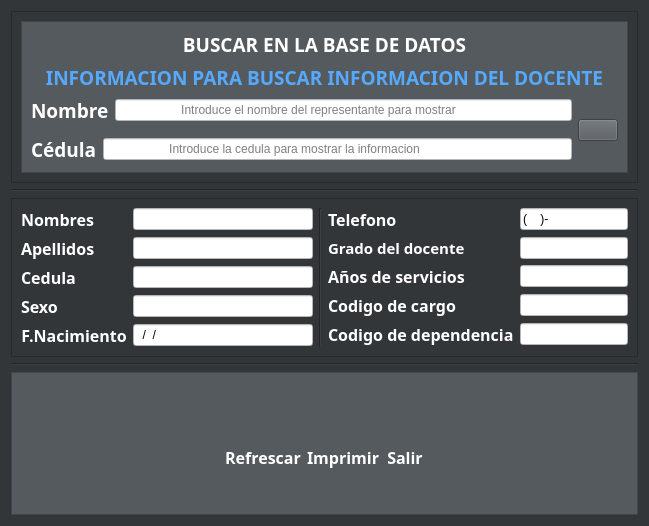
Old version of the form iu_files/main_profesores.ui in the repository Gabo-hub/SUNBAGB.
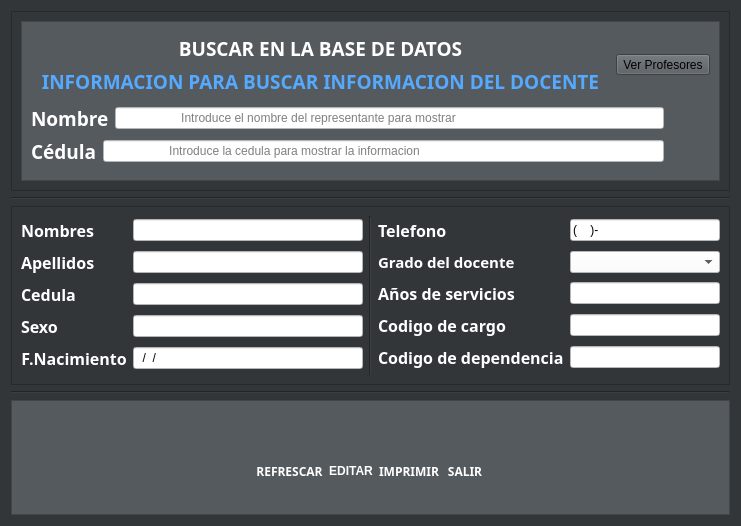
New version of the form. Icons and pictures are not drawn.

Patch:
```diff
--- a/iu_files/main_profesores.ui
+++ b/iu_files/main_profesores.ui
@@ -9,7 +9,7 @@
    <rect>
     <x>0</x>
     <y>0</y>
-    <width>649</width>
+    <width>741</width>
     <height>526</height>
    </rect>
   </property>
@@ -30,6 +30,18 @@
     <layout class="QGridLayout" name="CentralWidget">
      <item row="4" column="0">
       <widget class="QFrame" name="FootFrame">
+       <property name="sizePolicy">
+        <sizepolicy hsizetype="Preferred" vsizetype="Preferred">
+         <horstretch>0</horstretch>
+         <verstretch>0</verstretch>
+        </sizepolicy>
+       </property>
+       <property name="maximumSize">
+        <size>
+         <width>16777215</width>
+         <height>115</height>
+        </size>
+       </property>
        <property name="styleSheet">
         <string notr="true">background-color: rgb(85, 90, 95);</string>
        </property>
@@ -55,6 +67,122 @@
         </item>
         <item>
          <layout class="QGridLayout" name="gridLayout_7">
+          <item row="1" column="3">
+           <widget class="QLabel" name="textsalir">
+            <property name="font">
+             <font>
+              <family>Poppins</family>
+              <bold>true</bold>
+             </font>
+            </property>
+            <property name="cursor">
+             <cursorShape>IBeamCursor</cursorShape>
+            </property>
+            <property name="styleSheet">
+             <string notr="true">color: rgb(255, 255, 255);</string>
+            </property>
+            <property name="text">
+             <string>&lt;html&gt;&lt;head/&gt;&lt;body&gt;&lt;p align=&quot;center&quot;&gt;&lt;span style=&quot; font-weight:600;&quot;&gt;SALIR&lt;/span&gt;&lt;/p&gt;&lt;/body&gt;&lt;/html&gt;</string>
+            </property>
+            <property name="buddy">
+             <cstring>bttn_Erefrescar</cstring>
+            </property>
+           </widget>
+          </item>
+          <item row="0" column="3">
+           <widget class="QPushButton" name="bttn_salir">
+            <property name="cursor">
+             <cursorShape>PointingHandCursor</cursorShape>
+            </property>
+            <property name="styleSheet">
+             <string notr="true">QPushButton:hover
+{
+	border-style: solid;
+	background-color: #757a80;
+
+}
+
+QPushButton:pressed
+{
+	 	background-color:#333639;
+}</string>
+            </property>
+            <property name="text">
+             <string/>
+            </property>
+            <property name="icon">
+             <iconset resource="../assets/icons/resource.qrc">
+              <normaloff>:/Botones salida/salir_icon.png</normaloff>:/Botones salida/salir_icon.png</iconset>
+            </property>
+            <property name="iconSize">
+             <size>
+              <width>50</width>
+              <height>50</height>
+             </size>
+            </property>
+            <property name="flat">
+             <bool>true</bool>
+            </property>
+           </widget>
+          </item>
+          <item row="0" column="2">
+           <widget class="QPushButton" name="bttn_imprimir">
+            <property name="cursor">
+             <cursorShape>PointingHandCursor</cursorShape>
+            </property>
+            <property name="styleSheet">
+             <string notr="true">QPushButton:hover
+{
+	border-style: solid;
+	background-color: #757a80;
+
+}
+
+QPushButton:pressed
+{
+	 	background-color:#333639;
+}</string>
+            </property>
+            <property name="text">
+             <string/>
+            </property>
+            <property name="icon">
+             <iconset resource="../assets/icons/resource.qrc">
+              <normaloff>:/Botones salida/imprimir.png</normaloff>:/Botones salida/imprimir.png</iconset>
+            </property>
+            <property name="iconSize">
+             <size>
+              <width>50</width>
+              <height>50</height>
+             </size>
+            </property>
+            <property name="flat">
+             <bool>true</bool>
+            </property>
+           </widget>
+          </item>
+          <item row="1" column="2">
+           <widget class="QLabel" name="textimprimir">
+            <property name="font">
+             <font>
+              <family>Poppins</family>
+              <bold>true</bold>
+             </font>
+            </property>
+            <property name="cursor">
+             <cursorShape>IBeamCursor</cursorShape>
+            </property>
+            <property name="styleSheet">
+             <string notr="true">color: rgb(255, 255, 255);</string>
+            </property>
+            <property name="text">
+             <string>&lt;html&gt;&lt;head/&gt;&lt;body&gt;&lt;p align=&quot;center&quot;&gt;&lt;span style=&quot; font-weight:600;&quot;&gt;IMPRIMIR&lt;/span&gt;&lt;/p&gt;&lt;/body&gt;&lt;/html&gt;</string>
+            </property>
+            <property name="buddy">
+             <cstring>bttn_Erefrescar</cstring>
+            </property>
+           </widget>
+          </item>
           <item row="0" column="0">
            <widget class="QPushButton" name="bttn_refrescar">
             <property name="styleSheet">
@@ -88,31 +216,11 @@
             </property>
            </widget>
           </item>
-          <item row="1" column="1">
-           <widget class="QLabel" name="textimprimir">
-            <property name="font">
-             <font>
-              <family>Poppins</family>
-              <pointsize>12</pointsize>
-              <weight>75</weight>
-              <bold>true</bold>
-             </font>
-            </property>
-            <property name="styleSheet">
-             <string notr="true">color: rgb(255, 255, 255);</string>
-            </property>
-            <property name="text">
-             <string>&lt;html&gt;&lt;head/&gt;&lt;body&gt;&lt;p align=&quot;center&quot;&gt;Imprimir&lt;/p&gt;&lt;/body&gt;&lt;/html&gt;</string>
-            </property>
-           </widget>
-          </item>
           <item row="1" column="0">
            <widget class="QLabel" name="textrefrescar">
             <property name="font">
              <font>
               <family>Poppins</family>
-              <pointsize>12</pointsize>
-              <weight>75</weight>
               <bold>true</bold>
              </font>
             </property>
@@ -120,45 +228,18 @@
              <string notr="true">color: rgb(255, 255, 255);</string>
             </property>
             <property name="text">
-             <string>&lt;html&gt;&lt;head/&gt;&lt;body&gt;&lt;p align=&quot;center&quot;&gt;Refrescar&lt;/p&gt;&lt;/body&gt;&lt;/html&gt;</string>
+             <string>&lt;html&gt;&lt;head/&gt;&lt;body&gt;&lt;p align=&quot;center&quot;&gt;&lt;span style=&quot; font-weight:600;&quot;&gt;REFRESCAR&lt;/span&gt;&lt;/p&gt;&lt;/body&gt;&lt;/html&gt;</string>
+            </property>
+            <property name="buddy">
+             <cstring>bttn_Erefrescar</cstring>
             </property>
            </widget>
           </item>
           <item row="0" column="1">
-           <widget class="QPushButton" name="bttn_imprimir">
-            <property name="styleSheet">
-             <string notr="true">QPushButton:hover
-{
-	border-style: solid;
-	background-color: #757a80;
-}
-
-QPushButton:pressed
-{		
-		color: rgb(255, 255, 255);
-	 	background-color:#333639;
-}</string>
+           <widget class="QPushButton" name="bttn_editar">
+            <property name="cursor">
+             <cursorShape>PointingHandCursor</cursorShape>
             </property>
-            <property name="text">
-             <string/>
-            </property>
-            <property name="icon">
-             <iconset resource="../assets/icons/resource.qrc">
-              <normaloff>:/Botones salida/imprimir.png</normaloff>:/Botones salida/imprimir.png</iconset>
-            </property>
-            <property name="iconSize">
-             <size>
-              <width>50</width>
-              <height>50</height>
-             </size>
-            </property>
-            <property name="flat">
-             <bool>true</bool>
-            </property>
-           </widget>
-          </item>
-          <item row="0" column="2">
-           <widget class="QPushButton" name="bttn_salir">
             <property name="styleSheet">
              <string notr="true">QPushButton:hover
 {
@@ -172,9 +253,6 @@
 	 	background-color:#333639;
 }</string>
             </property>
-            <property name="text">
-             <string/>
-            </property>
             <property name="icon">
              <iconset resource="../assets/icons/resource.qrc">
               <normaloff>:/Botones salida/salir_icon.png</normaloff>:/Botones salida/salir_icon.png</iconset>
@@ -190,13 +268,10 @@
             </property>
            </widget>
           </item>
-          <item row="1" column="2">
-           <widget class="QLabel" name="textsalir">
+          <item row="1" column="1">
+           <widget class="QLabel" name="label">
             <property name="font">
              <font>
-              <family>Poppins</family>
-              <pointsize>12</pointsize>
-              <weight>75</weight>
               <bold>true</bold>
              </font>
             </property>
@@ -204,7 +279,7 @@
              <string notr="true">color: rgb(255, 255, 255);</string>
             </property>
             <property name="text">
-             <string>&lt;html&gt;&lt;head/&gt;&lt;body&gt;&lt;p align=&quot;center&quot;&gt;Salir&lt;/p&gt;&lt;/body&gt;&lt;/html&gt;</string>
+             <string>&lt;html&gt;&lt;head/&gt;&lt;body&gt;&lt;p align=&quot;center&quot;&gt;EDITAR&lt;/p&gt;&lt;/body&gt;&lt;/html&gt;</string>
             </property>
            </widget>
           </item>
@@ -255,76 +330,155 @@
             <property name="frameShadow">
              <enum>QFrame::Raised</enum>
             </property>
-            <layout class="QGridLayout" name="gridLayout_8">
-             <item row="5" column="0">
-              <layout class="QHBoxLayout" name="horizontalLayout_2">
+            <layout class="QVBoxLayout" name="verticalLayout_3">
+             <item>
+              <layout class="QHBoxLayout" name="horizontalLayout_5">
                <item>
-                <widget class="QLabel" name="lbel_cedulaSearch">
-                 <property name="font">
-                  <font>
-                   <family>Poppins</family>
-                   <pointsize>14</pointsize>
-                   <weight>75</weight>
-                   <bold>true</bold>
-                  </font>
+                <layout class="QVBoxLayout" name="verticalLayout_2">
+                 <item>
+                  <widget class="QLabel" name="ql_buscarText">
+                   <property name="font">
+                    <font>
+                     <family>Poppins</family>
+                     <pointsize>14</pointsize>
+                     <bold>true</bold>
+                    </font>
+                   </property>
+                   <property name="styleSheet">
+                    <string notr="true">color: rgb(255, 255, 255);</string>
+                   </property>
+                   <property name="text">
+                    <string>&lt;html&gt;&lt;head/&gt;&lt;body&gt;&lt;p align=&quot;center&quot;&gt;BUSCAR EN LA BASE DE DATOS&lt;/p&gt;&lt;/body&gt;&lt;/html&gt;</string>
+                   </property>
+                  </widget>
+                 </item>
+                 <item>
+                  <widget class="QLabel" name="ql_docenteText">
+                   <property name="font">
+                    <font>
+                     <family>Poppins</family>
+                     <pointsize>14</pointsize>
+                     <bold>true</bold>
+                    </font>
+                   </property>
+                   <property name="styleSheet">
+                    <string notr="true">color: rgb(85, 170, 255);</string>
+                   </property>
+                   <property name="text">
+                    <string>&lt;html&gt;&lt;head/&gt;&lt;body&gt;&lt;p align=&quot;center&quot;&gt;INFORMACION PARA BUSCAR INFORMACION DEL DOCENTE&lt;/p&gt;&lt;/body&gt;&lt;/html&gt;</string>
+                   </property>
+                  </widget>
+                 </item>
+                </layout>
+               </item>
+               <item>
+                <widget class="QToolButton" name="bttn_verprofesores">
+                 <property name="cursor">
+                  <cursorShape>PointingHandCursor</cursorShape>
                  </property>
                  <property name="styleSheet">
-                  <string notr="true">color: rgb(255, 255, 255);</string>
+                  <string notr="true">QPushButton:hover
+{
+	border-style: solid;
+	background-color: #757a80;
+
+}
+
+QPushButton:pressed
+{
+	 	background-color:#333639;
+}</string>
                  </property>
                  <property name="text">
-                  <string>Cédula</string>
+                  <string>Ver Profesores</string>
                  </property>
-                </widget>
-               </item>
-               <item>
-                <widget class="QLineEdit" name="qlinee_cedulaSearch">
-                 <property name="styleSheet">
-                  <string notr="true">
-background-color: rgb(255, 255, 255);</string>
+                 <property name="autoRaise">
+                  <bool>false</bool>
                  </property>
-                 <property name="placeholderText">
-                  <string>                   Introduce la cedula para mostrar la informacion</string>
+                 <property name="arrowType">
+                  <enum>Qt::ArrowType::NoArrow</enum>
                  </property>
                 </widget>
                </item>
               </layout>
              </item>
-             <item row="3" column="0">
-              <layout class="QHBoxLayout" name="horizontalLayout">
+             <item>
+              <layout class="QHBoxLayout" name="horizontalLayout_4">
                <item>
-                <widget class="QLabel" name="lbel_nombreSearch">
-                 <property name="font">
-                  <font>
-                   <family>Poppins</family>
-                   <pointsize>14</pointsize>
-                   <weight>75</weight>
-                   <bold>true</bold>
-                  </font>
-                 </property>
-                 <property name="styleSheet">
-                  <string notr="true">color: rgb(255, 255, 255);</string>
-                 </property>
-                 <property name="text">
-                  <string>Nombre</string>
-                 </property>
-                </widget>
+                <layout class="QVBoxLayout" name="verticalLayout">
+                 <item>
+                  <layout class="QHBoxLayout" name="horizontalLayout">
+                   <item>
+                    <widget class="QLabel" name="lbel_nombreSearch">
+                     <property name="font">
+                      <font>
+                       <family>Poppins</family>
+                       <pointsize>14</pointsize>
+                       <bold>true</bold>
+                      </font>
+                     </property>
+                     <property name="styleSheet">
+                      <string notr="true">color: rgb(255, 255, 255);</string>
+                     </property>
+                     <property name="text">
+                      <string>Nombre</string>
+                     </property>
+                    </widget>
+                   </item>
+                   <item>
+                    <widget class="QLineEdit" name="qlinee_nombreSearch">
+                     <property name="styleSheet">
+                      <string notr="true">background-color: rgb(255, 255, 255);
+color: rgb(0, 0, 0);</string>
+                     </property>
+                     <property name="placeholderText">
+                      <string>                   Introduce el nombre del representante para mostrar</string>
+                     </property>
+                    </widget>
+                   </item>
+                  </layout>
+                 </item>
+                 <item>
+                  <layout class="QHBoxLayout" name="horizontalLayout_2">
+                   <item>
+                    <widget class="QLabel" name="lbel_cedulaSearch">
+                     <property name="font">
+                      <font>
+                       <family>Poppins</family>
+                       <pointsize>14</pointsize>
+                       <bold>true</bold>
+                      </font>
+                     </property>
+                     <property name="styleSheet">
+                      <string notr="true">color: rgb(255, 255, 255);</string>
+                     </property>
+                     <property name="text">
+                      <string>Cédula</string>
+                     </property>
+                    </widget>
+                   </item>
+                   <item>
+                    <widget class="QLineEdit" name="qlinee_cedulaSearch">
+                     <property name="styleSheet">
+                      <string notr="true">background-color: rgb(255, 255, 255);
+color: rgb(0, 0, 0);</string>
+                     </property>
+                     <property name="placeholderText">
+                      <string>                   Introduce la cedula para mostrar la informacion</string>
+                     </property>
+                    </widget>
+                   </item>
+                  </layout>
+                 </item>
+                </layout>
                </item>
                <item>
-                <widget class="QLineEdit" name="qlinee_nombreSearch">
-                 <property name="styleSheet">
-                  <string notr="true">background-color: rgb(255, 255, 255);</string>
+                <widget class="QPushButton" name="bttn_busqueda">
+                 <property name="cursor">
+                  <cursorShape>PointingHandCursor</cursorShape>
                  </property>
-                 <property name="placeholderText">
-                  <string>                   Introduce el nombre del representante para mostrar</string>
-                 </property>
-                </widget>
-               </item>
-              </layout>
-             </item>
-             <item row="3" column="1" rowspan="3">
-              <widget class="QPushButton" name="bttn_busqueda">
-               <property name="styleSheet">
-                <string notr="true">QPushButton:hover
+                 <property name="styleSheet">
+                  <string notr="true">QPushButton:hover
 {
 	border-style: solid;
 	background-color: #757a80;
@@ -335,60 +489,26 @@
 		color: rgb(255, 255, 255);
 	 	background-color:#333639;
 }</string>
-               </property>
-               <property name="text">
-                <string/>
-               </property>
-               <property name="icon">
-                <iconset resource="../assets/icons/resource.qrc">
-                 <normaloff>:/Botones salida/search-icon.png</normaloff>:/Botones salida/search-icon.png</iconset>
-               </property>
-               <property name="iconSize">
-                <size>
-                 <width>50</width>
-                 <height>50</height>
-                </size>
-               </property>
-               <property name="flat">
-                <bool>false</bool>
-               </property>
-              </widget>
-             </item>
-             <item row="2" column="0" colspan="2">
-              <widget class="QLabel" name="ql_docenteText">
-               <property name="font">
-                <font>
-                 <family>Poppins</family>
-                 <pointsize>14</pointsize>
-                 <weight>75</weight>
-                 <bold>true</bold>
-                </font>
-               </property>
-               <property name="styleSheet">
-                <string notr="true">color: rgb(85, 170, 255);</string>
-               </property>
-               <property name="text">
-                <string>&lt;html&gt;&lt;head/&gt;&lt;body&gt;&lt;p align=&quot;center&quot;&gt;INFORMACION PARA BUSCAR INFORMACION DEL DOCENTE&lt;/p&gt;&lt;/body&gt;&lt;/html&gt;</string>
-               </property>
-              </widget>
-             </item>
-             <item row="1" column="0" colspan="2">
-              <widget class="QLabel" name="ql_buscarText">
-               <property name="font">
-                <font>
-                 <family>Poppins</family>
-                 <pointsize>14</pointsize>
-                 <weight>75</weight>
-                 <bold>true</bold>
-                </font>
-               </property>
-               <property name="styleSheet">
-                <string notr="true">color: rgb(255, 255, 255);</string>
-               </property>
-               <property name="text">
-                <string>&lt;html&gt;&lt;head/&gt;&lt;body&gt;&lt;p align=&quot;center&quot;&gt;BUSCAR EN LA BASE DE DATOS&lt;/p&gt;&lt;/body&gt;&lt;/html&gt;</string>
-               </property>
-              </widget>
+                 </property>
+                 <property name="text">
+                  <string/>
+                 </property>
+                 <property name="icon">
+                  <iconset resource="../assets/icons/resource.qrc">
+                   <normaloff>:/Botones salida/search-icon.png</normaloff>:/Botones salida/search-icon.png</iconset>
+                 </property>
+                 <property name="iconSize">
+                  <size>
+                   <width>50</width>
+                   <height>50</height>
+                  </size>
+                 </property>
+                 <property name="flat">
+                  <bool>true</bool>
+                 </property>
+                </widget>
+               </item>
+              </layout>
              </item>
             </layout>
            </widget>
@@ -422,7 +542,6 @@
              <font>
               <family>Poppins</family>
               <pointsize>12</pointsize>
-              <weight>75</weight>
               <bold>true</bold>
              </font>
             </property>
@@ -435,16 +554,18 @@
            </widget>
           </item>
           <item row="1" column="1">
-           <widget class="QLineEdit" name="qlinee_gradodocInfo">
+           <widget class="QComboBox" name="cbox_gradodocInfo">
             <property name="styleSheet">
-             <string notr="true">background-color: rgb(255, 255, 255);</string>
+             <string notr="true">background-color: rgb(255, 255, 255);
+color: rgb(0, 0, 0);</string>
             </property>
            </widget>
           </item>
           <item row="4" column="1">
            <widget class="QLineEdit" name="qlinee_coddepenInfo">
             <property name="styleSheet">
-             <string notr="true">background-color: rgb(255, 255, 255);</string>
+             <string notr="true">background-color: rgb(255, 255, 255);
+color: rgb(0, 0, 0);</string>
             </property>
             <property name="readOnly">
              <bool>true</bool>
@@ -454,7 +575,8 @@
           <item row="3" column="1">
            <widget class="QLineEdit" name="qlinee_codcargoInfo">
             <property name="styleSheet">
-             <string notr="true">background-color: rgb(255, 255, 255);</string>
+             <string notr="true">background-color: rgb(255, 255, 255);
+color: rgb(0, 0, 0);</string>
             </property>
             <property name="readOnly">
              <bool>true</bool>
@@ -464,7 +586,8 @@
           <item row="0" column="1">
            <widget class="QLineEdit" name="qlinee_telefonoInfo">
             <property name="styleSheet">
-             <string notr="true">background-color: rgb(255, 255, 255);</string>
+             <string notr="true">background-color: rgb(255, 255, 255);
+color: rgb(0, 0, 0);</string>
             </property>
             <property name="inputMask">
              <string>(9999)-9999999</string>
@@ -477,7 +600,8 @@
           <item row="2" column="1">
            <widget class="QLineEdit" name="qlinee_anosServiciosText">
             <property name="styleSheet">
-             <string notr="true">background-color: rgb(255, 255, 255);</string>
+             <string notr="true">background-color: rgb(255, 255, 255);
+color: rgb(0, 0, 0);</string>
             </property>
             <property name="readOnly">
              <bool>true</bool>
@@ -490,7 +614,6 @@
              <font>
               <family>Poppins</family>
               <pointsize>12</pointsize>
-              <weight>75</weight>
               <bold>true</bold>
              </font>
             </property>
@@ -508,7 +631,6 @@
              <font>
               <family>Poppins</family>
               <pointsize>11</pointsize>
-              <weight>75</weight>
               <bold>true</bold>
              </font>
             </property>
@@ -526,7 +648,6 @@
              <font>
               <family>Poppins</family>
               <pointsize>12</pointsize>
-              <weight>75</weight>
               <bold>true</bold>
              </font>
             </property>
@@ -544,7 +665,6 @@
              <font>
               <family>Poppins</family>
               <pointsize>12</pointsize>
-              <weight>75</weight>
               <bold>true</bold>
              </font>
             </property>
@@ -573,7 +693,6 @@
              <font>
               <family>Poppins</family>
               <pointsize>12</pointsize>
-              <weight>75</weight>
               <bold>true</bold>
              </font>
             </property>
@@ -588,7 +707,8 @@
           <item row="0" column="2">
            <widget class="QLineEdit" name="qlinee_nombreInfo">
             <property name="styleSheet">
-             <string notr="true">background-color: rgb(255, 255, 255);</string>
+             <string notr="true">background-color: rgb(255, 255, 255);
+color: rgb(0, 0, 0);</string>
             </property>
             <property name="readOnly">
              <bool>true</bool>
@@ -601,7 +721,6 @@
              <font>
               <family>Poppins</family>
               <pointsize>12</pointsize>
-              <weight>75</weight>
               <bold>true</bold>
              </font>
             </property>
@@ -619,7 +738,6 @@
              <font>
               <family>Poppins</family>
               <pointsize>12</pointsize>
-              <weight>75</weight>
               <bold>true</bold>
              </font>
             </property>
@@ -634,7 +752,8 @@
           <item row="4" column="2">
            <widget class="QLineEdit" name="qlinee_sexoInfo">
             <property name="styleSheet">
-             <string notr="true">background-color: rgb(255, 255, 255);</string>
+             <string notr="true">background-color: rgb(255, 255, 255);
+color: rgb(0, 0, 0);</string>
             </property>
             <property name="readOnly">
              <bool>true</bool>
@@ -647,7 +766,6 @@
              <font>
               <family>Poppins</family>
               <pointsize>12</pointsize>
-              <weight>75</weight>
               <bold>true</bold>
              </font>
             </property>
@@ -662,7 +780,8 @@
           <item row="5" column="2">
            <widget class="QLineEdit" name="qlinee_fnacimientoinfo">
             <property name="styleSheet">
-             <string notr="true">background-color: rgb(255, 255, 255);</string>
+             <string notr="true">background-color: rgb(255, 255, 255);
+color: rgb(0, 0, 0);</string>
             </property>
             <property name="inputMask">
              <string>99/99/9999</string>
@@ -678,7 +797,8 @@
           <item row="1" column="2">
            <widget class="QLineEdit" name="qlinee_apellidoInfo">
             <property name="styleSheet">
-             <string notr="true">background-color: rgb(255, 255, 255);</string>
+             <string notr="true">background-color: rgb(255, 255, 255);
+color: rgb(0, 0, 0);</string>
             </property>
             <property name="readOnly">
              <bool>true</bool>
@@ -691,7 +811,6 @@
              <font>
               <family>Poppins</family>
               <pointsize>12</pointsize>
-              <weight>75</weight>
               <bold>true</bold>
              </font>
             </property>
@@ -706,7 +825,8 @@
           <item row="2" column="2">
            <widget class="QLineEdit" name="qlinee_cedulaInfo">
             <property name="styleSheet">
-             <string notr="true">background-color: rgb(255, 255, 255);</string>
+             <string notr="true">background-color: rgb(255, 255, 255);
+color: rgb(0, 0, 0);</string>
             </property>
             <property name="readOnly">
              <bool>true</bool>
```
Left out of the diff: 156 changed lines with no effect on the pictures.
